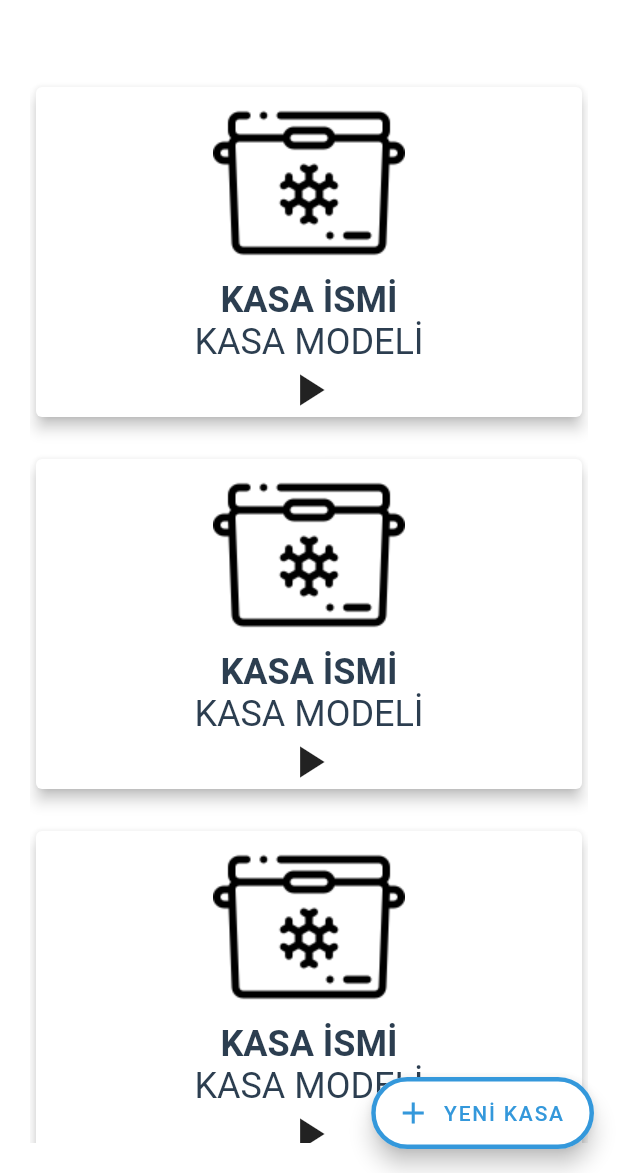
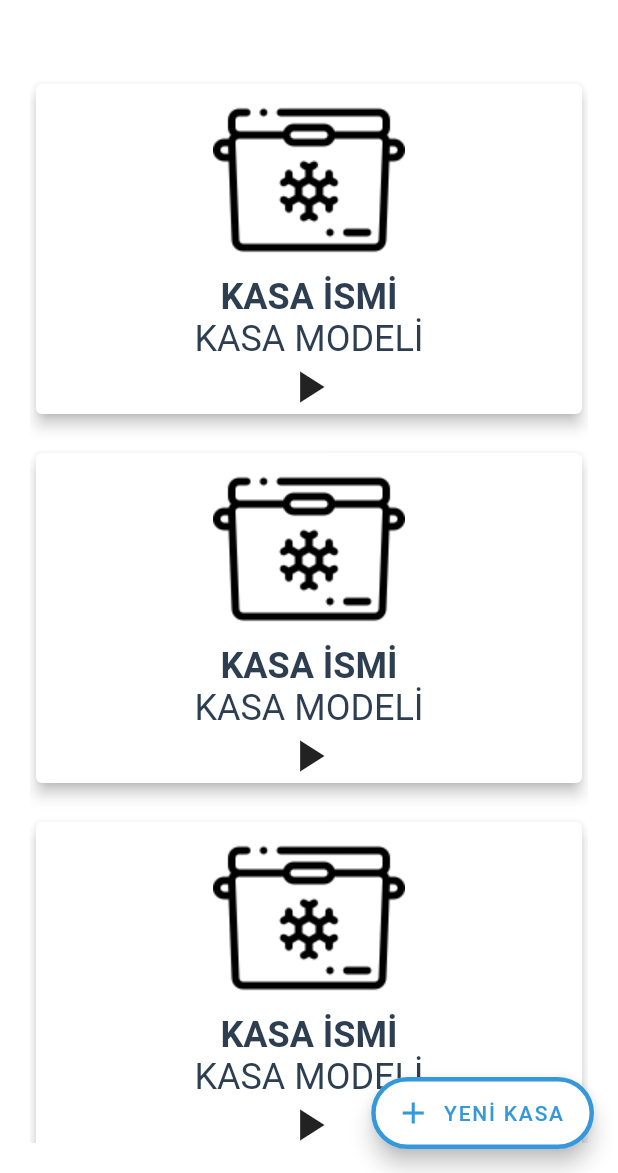
Before and after one commit to saidberk27/atc-int-mobile-app, a Flutter app: the Refrigerations screen opened by its route, on a phone screen of 412 x 824 dp, the part 63-1236 px from its top. Run offline on Flutter 3.47's test engine with Material 2 defaults, Android fonts, the phone set to English and light mode, and no system bars; our stand-ins replace flutter_svg; network calls fail.

Commit message:
Refrigeration example page design competed.

```diff
--- a/lib/main.dart
+++ b/lib/main.dart
@@ -3,7 +3,8 @@ import 'package:atc_international/screens/customers/customer.dart';
 import 'package:atc_international/screens/customers/customers.dart';
 import 'package:atc_international/screens/home_screen/home.dart';
 import 'package:atc_international/screens/home_screen/notifications.dart';
-import 'package:atc_international/screens/refrigeration/refrigerations.dart';
+import 'package:atc_international/screens/refrigerations/refrigeration.dart';
+import 'package:atc_international/screens/refrigerations/refrigerations.dart';
 import 'package:flutter/material.dart';
 import 'local_components/colors.dart';
 
@@ -36,6 +37,7 @@ class MyApp extends StatelessWidget {
         '/customers': (context) => const CustomersPage(),
         '/customer': (context) => const CustomerPage(),
         '/refrigerations': (context) => const Refrigerations(),
+        '/refrigeration': (context) => const Refrigeration(),
       },
     );
   }
--- a/lib/screens/refrigeration/refrigerations.dart
+++ b/lib/screens/refrigerations/refrigerations.dart
@@ -10,11 +10,11 @@ class Refrigerations extends StatelessWidget {
   Widget build(BuildContext context) {
     String imageData = "assets/images/ice-bucket.png";
     return Scaffold(
-        drawer: ProjectDrawer(),
+        drawer: const ProjectDrawer(),
         appBar: AppBar(
-          title: Text("KASALARIM"),
+          title: const Text("KASALARIM"),
         ),
-        floatingActionButton: ProjectFAB(text: "YENİ KASA"),
+        floatingActionButton: const ProjectFAB(text: "YENİ KASA"),
         body: Padding(
           padding: const EdgeInsets.all(20.0),
           child: ListView(
@@ -27,7 +27,7 @@ class Refrigerations extends StatelessWidget {
               refrigerationCard(imageData, context),
               refrigerationCard(imageData, context),
               refrigerationCard(imageData, context),
-              SizedBox(
+              const SizedBox(
                 height: 50,
               )
             ],
@@ -37,9 +37,9 @@ class Refrigerations extends StatelessWidget {
 
   Padding refrigerationCard(String imageData, BuildContext context) {
     return Padding(
-      padding: const EdgeInsets.only(top: 20),
+      padding: const EdgeInsets.only(top: 18.0),
       child: InkWell(
-        onTap: () => null,
+        onTap: () => Navigator.pushNamed(context, "/refrigeration"),
         child: Card(
           elevation: 4,
           child: Column(children: [
@@ -52,7 +52,7 @@ class Refrigerations extends StatelessWidget {
               "KASA MODELİ",
               style: ProjectTextStyle.darkMedium(context),
             ),
-            Icon(
+            const Icon(
               Icons.play_arrow,
               size: 36,
             )
```
Also changed, not shown: lib/screens/refrigerations/refrigeration.dart (added, +58 -0 lines).
